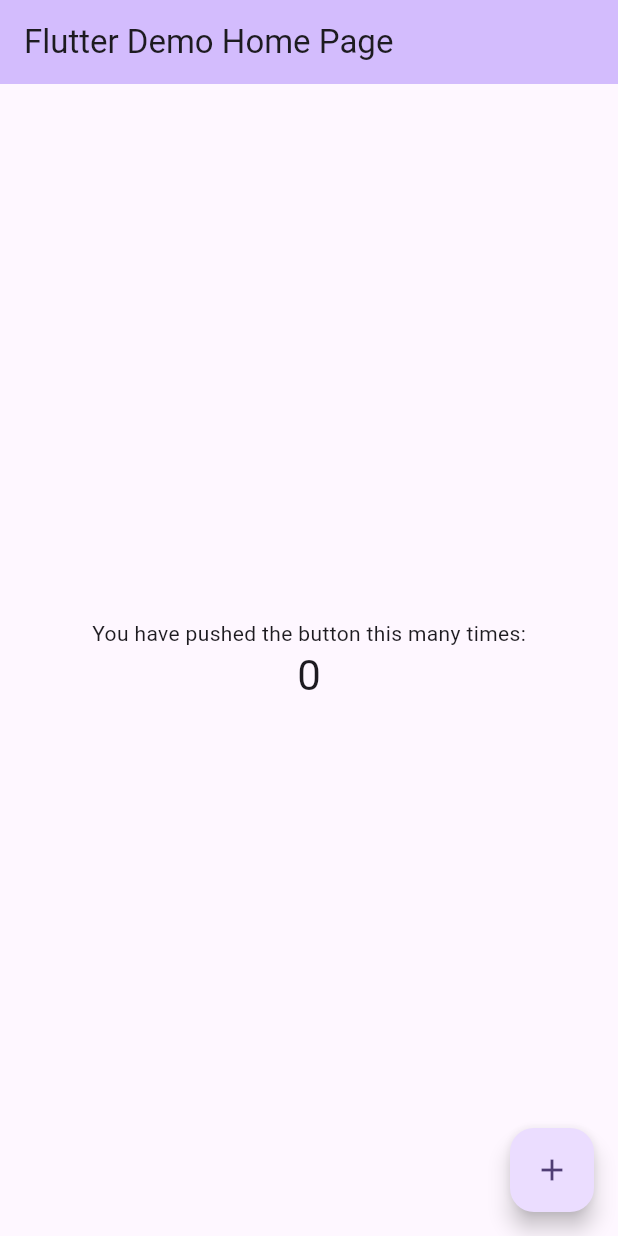
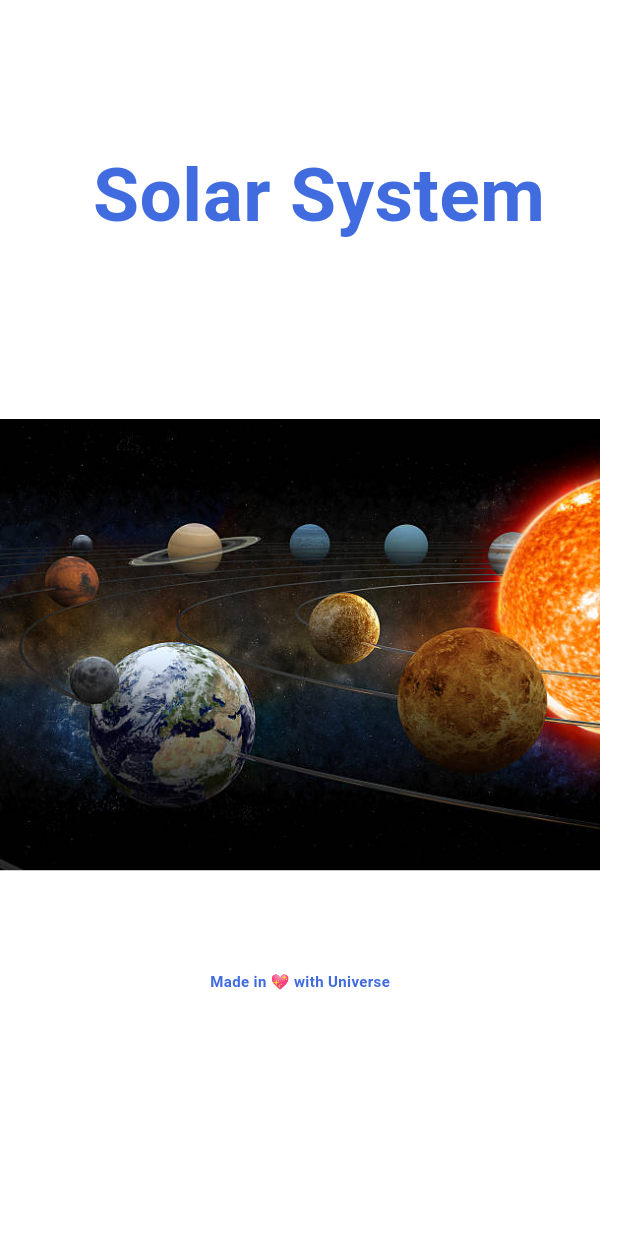
Before and after one commit to Nagaraj-Sunagar/Solar-System, a Flutter app: the screen it shows after launch, on a phone screen of 412 x 824 dp. Run offline on Flutter 3.47's test engine with Material 2 defaults, Android fonts, the phone set to English and light mode, and no system bars.

```diff
--- a/solar_system/lib/main.dart
+++ b/solar_system/lib/main.dart
@@ -1,4 +1,6 @@
 import 'package:flutter/material.dart';
+import 'package:solar_system/screens/home.dart';
+import 'package:solar_system/screens/land.dart';
 
 void main() {
   runApp(const MyApp());
@@ -6,120 +8,20 @@ void main() {
 
 class MyApp extends StatelessWidget {
   const MyApp({super.key});
-
-  // This widget is the root of your application.
   @override
   Widget build(BuildContext context) {
     return MaterialApp(
-      title: 'Flutter Demo',
+      title: 'Solar System',
+      debugShowCheckedModeBanner: false,
       theme: ThemeData(
-        // This is the theme of your application.
-        //
-        // TRY THIS: Try running your application with "flutter run". You'll see
-        // the application has a blue toolbar. Then, without quitting the app,
-        // try changing the seedColor in the colorScheme below to Colors.green
-        // and then invoke "hot reload" (save your changes or press the "hot
-        // reload" button in a Flutter-supported IDE, or press "r" if you used
-        // the command line to start the app).
-        //
-        // Notice that the counter didn't reset back to zero; the application
-        // state is not lost during the reload. To reset the state, use hot
-        // restart instead.
-        //
-        // This works for code too, not just values: Most code changes can be
-        // tested with just a hot reload.
         colorScheme: ColorScheme.fromSeed(seedColor: Colors.deepPurple),
         useMaterial3: true,
       ),
-      home: const MyHomePage(title: 'Flutter Demo Home Page'),
+      initialRoute: '/',
+      routes: {
+        '/': (context) => land(),
+        'HomeScreen': (context) => home(),
+      },
     );
   }
 }
-
-class MyHomePage extends StatefulWidget {
-  const MyHomePage({super.key, required this.title});
-
-  // This widget is the home page of your application. It is stateful, meaning
-  // that it has a State object (defined below) that contains fields that affect
-  // how it looks.
-
-  // This class is the configuration for the state. It holds the values (in this
-  // case the title) provided by the parent (in this case the App widget) and
-  // used by the build method of the State. Fields in a Widget subclass are
-  // always marked "final".
-
-  final String title;
-
-  @override
-  State<MyHomePage> createState() => _MyHomePageState();
-}
-
-class _MyHomePageState extends State<MyHomePage> {
-  int _counter = 0;
-
-  void _incrementCounter() {
-    setState(() {
-      // This call to setState tells the Flutter framework that something has
-      // changed in this State, which causes it to rerun the build method below
-      // so that the display can reflect the updated values. If we changed
-      // _counter without calling setState(), then the build method would not be
-      // called again, and so nothing would appear to happen.
-      _counter++;
-    });
-  }
-
-  @override
-  Widget build(BuildContext context) {
-    // This method is rerun every time setState is called, for instance as done
-    // by the _incrementCounter method above.
-    //
-    // The Flutter framework has been optimized to make rerunning build methods
-    // fast, so that you can just rebuild anything that needs updating rather
-    // than having to individually change instances of widgets.
-    return Scaffold(
-      appBar: AppBar(
-        // TRY THIS: Try changing the color here to a specific color (to
-        // Colors.amber, perhaps?) and trigger a hot reload to see the AppBar
-        // change color while the other colors stay the same.
-        backgroundColor: Theme.of(context).colorScheme.inversePrimary,
-        // Here we take the value from the MyHomePage object that was created by
-        // the App.build method, and use it to set our appbar title.
-        title: Text(widget.title),
-      ),
-      body: Center(
-        // Center is a layout widget. It takes a single child and positions it
-        // in the middle of the parent.
-        child: Column(
-          // Column is also a layout widget. It takes a list of children and
-          // arranges them vertically. By default, it sizes itself to fit its
-          // children horizontally, and tries to be as tall as its parent.
-          //
-          // Column has various properties to control how it sizes itself and
-          // how it positions its children. Here we use mainAxisAlignment to
-          // center the children vertically; the main axis here is the vertical
-          // axis because Columns are vertical (the cross axis would be
-          // horizontal).
-          //
-          // TRY THIS: Invoke "debug painting" (choose the "Toggle Debug Paint"
-          // action in the IDE, or press "p" in the console), to see the
-          // wireframe for each widget.
-          mainAxisAlignment: MainAxisAlignment.center,
-          children: <Widget>[
-            const Text(
-              'You have pushed the button this many times:',
-            ),
-            Text(
-              '$_counter',
-              style: Theme.of(context).textTheme.headlineMedium,
-            ),
-          ],
-        ),
-      ),
-      floatingActionButton: FloatingActionButton(
-        onPressed: _incrementCounter,
-        tooltip: 'Increment',
-        child: const Icon(Icons.add),
-      ), // This trailing comma makes auto-formatting nicer for build methods.
-    );
-  }
-}
--- /dev/null
+++ b/solar_system/lib/screens/home.dart
@@ -0,0 +1,15 @@
+import 'package:flutter/material.dart';
+
+class home extends StatefulWidget {
+  const home({super.key});
+
+  @override
+  State<home> createState() => _homeState();
+}
+
+class _homeState extends State<home> {
+  @override
+  Widget build(BuildContext context) {
+    return const Placeholder();
+  }
+}
--- /dev/null
+++ b/solar_system/lib/screens/land.dart
@@ -0,0 +1,57 @@
+import 'package:flutter/material.dart';
+
+class land extends StatefulWidget {
+  const land({super.key});
+
+  @override
+  State<land> createState() => _landState();
+}
+
+class _landState extends State<land> {
+  @override
+  Widget build(BuildContext context) {
+    return Scaffold(
+        backgroundColor: Color.fromARGB(0, 68, 230, 117),
+        body: SingleChildScrollView(
+          child: Column(
+            mainAxisAlignment: MainAxisAlignment.center,
+            crossAxisAlignment: CrossAxisAlignment.center,
+            children: [
+              const SizedBox(height: 30),
+              const SizedBox(
+                child: Text(
+                  '  Solar System',
+                  style: TextStyle(
+                    color: Color.fromARGB(255, 65, 108, 224),
+                    height: 4,
+                    fontSize: 50,
+                    fontWeight: FontWeight.bold,
+                  ),
+                ),
+              ),
+              // const SizedBox(
+              //   height: 5,
+              // ),
+              SizedBox(
+                  height: 400,
+                  width: 400,
+                  child: ClipRRect(child: Image.asset('assets/land.png'))),
+              const SizedBox(
+                height: 20,
+              ),
+              const SizedBox(
+                child: Text(
+                  'Made in 💖 with Universe',
+                  style: TextStyle(
+                    color: Color.fromARGB(255, 65, 108, 224),
+                    height: 1,
+                    fontSize: 10,
+                    fontWeight: FontWeight.bold,
+                  ),
+                ),
+              ),
+            ],
+          ),
+        ));
+  }
+}
--- a/solar_system/pubspec.yaml
+++ b/solar_system/pubspec.yaml
@@ -59,9 +59,9 @@ flutter:
   uses-material-design: true
 
   # To add assets to your application, add an assets section, like this:
-  # assets:
-  #   - images/a_dot_burr.jpeg
-  #   - images/a_dot_ham.jpeg
+  assets:
+    - assets/land.png
+
 
   # An image asset can refer to one or more resolution-specific "variants", see
   # https://flutter.dev/assets-and-images/#resolution-aware
```
Also changed, not shown: solar_system/assets/land.png (added).
